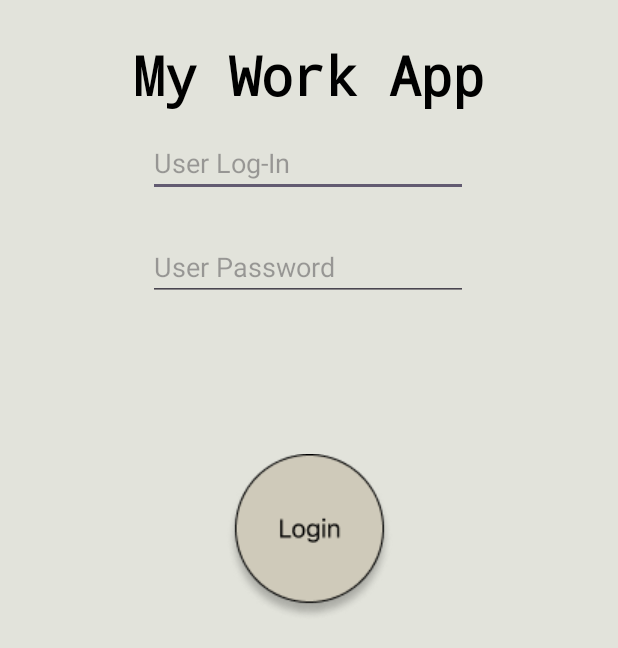
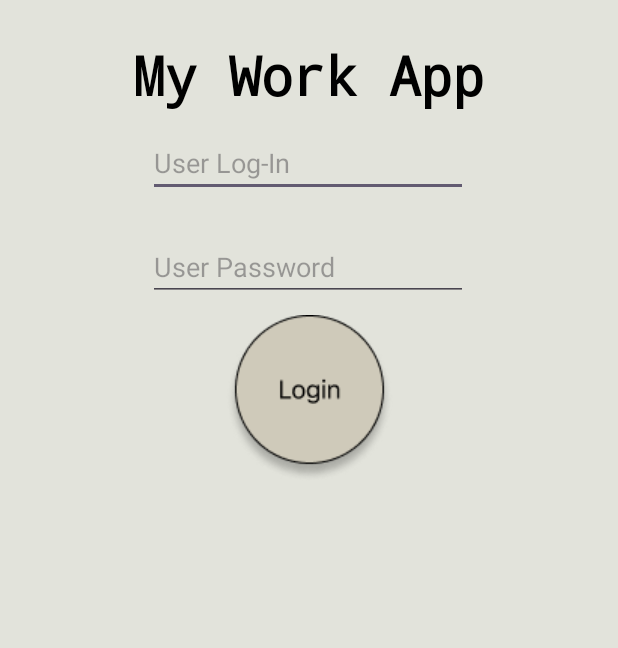
Before and after one commit to G1br0n/MeWorkApp, an Android app: the screen it shows after launch (MainActivity), after a tap on an icon or button, on a phone screen of 412 x 824 dp, the part 588-1236 px from its top. Run offline under Robolectric (Android 15) with nearby library versions, the phone set to English and light mode, and no system bars; our stand-ins replace data binding.

Commit message:
Log-In Fragment + IDs + Clean + ic_lanuncher Home Fragment + cv User + RV qualification + iv (noch nicht vertig) UserDataModel + AppRepository 13.07.2023

```diff
--- a/app/src/main/java/com/example/abschlussaufgabe/ui/LogInFragment.kt
+++ b/app/src/main/java/com/example/abschlussaufgabe/ui/LogInFragment.kt
@@ -8,13 +8,16 @@ import android.view.ViewGroup
 import android.widget.Toast
 import androidx.databinding.DataBindingUtil
 import androidx.navigation.fragment.findNavController
+import com.example.abschlussaufgabe.MainActivity
 import com.example.abschlussaufgabe.R
 import com.example.abschlussaufgabe.data.AppRepository
+import com.example.abschlussaufgabe.databinding.ActivityMainBinding
 import com.example.abschlussaufgabe.databinding.FragmentLogInBinding
 
 
 class LogInFragment : Fragment() {
     private lateinit var binding: FragmentLogInBinding
+    private lateinit var bindingActivityMain: ActivityMainBinding
 
     override fun onCreateView(
         inflater: LayoutInflater,
@@ -41,7 +44,7 @@ class LogInFragment : Fragment() {
             var isValid = false
 
             for (user in AppRepository().user.value!!) {
-                if (user.userLogIn == inputUsername && user.userPassword == inputPassword) {
+                if (user.userLogIn.lowercase() == inputUsername.lowercase() && user.userPassword == inputPassword) {
                     isValid = true
                     break
                 }
--- a/app/src/main/res/layout/activity_main.xml
+++ b/app/src/main/res/layout/activity_main.xml
@@ -7,14 +7,29 @@
 
     </data>
 
-    <androidx.fragment.app.FragmentContainerView
-
-        android:id="@+id/fragment_container_view"
-        android:name="androidx.navigation.fragment.NavHostFragment"
+    <androidx.constraintlayout.widget.ConstraintLayout
         android:layout_width="match_parent"
         android:layout_height="match_parent"
-        app:defaultNavHost="true"
-        app:navGraph="@navigation/nav_graph"/>
+        android:background="@color/back_ground"
+        >
+
+        <androidx.fragment.app.FragmentContainerView
+
+            android:id="@+id/fragment_container_view"
+            android:name="androidx.navigation.fragment.NavHostFragment"
+            android:layout_width="match_parent"
+            android:layout_height="0dp"
+            app:defaultNavHost="true"
+            app:layout_constraintEnd_toEndOf="parent"
+            app:layout_constraintHorizontal_bias="0.0"
+            app:layout_constraintStart_toStartOf="parent"
+            app:layout_constraintTop_toTopOf="parent"
+            app:navGraph="@navigation/nav_graph" />
+
+
+
+    </androidx.constraintlayout.widget.ConstraintLayout>
+
 
 
 </layout>
--- a/app/src/main/res/layout/fragment_log_in.xml
+++ b/app/src/main/res/layout/fragment_log_in.xml
@@ -63,11 +63,9 @@
                 android:layout_height="129dp"
                 android:background="@color/transparent"
                 android:src="@drawable/button_login"
-                app:layout_constraintBottom_toBottomOf="parent"
                 app:layout_constraintEnd_toEndOf="parent"
                 app:layout_constraintStart_toStartOf="parent"
-                app:layout_constraintTop_toBottomOf="@+id/ett_password"
-                app:layout_constraintVertical_bias="0.906" />
+                app:layout_constraintTop_toBottomOf="@+id/ett_password" />
 
             <TextView
                 android:id="@+id/tv_app_name"
```
Also changed, not shown: app/src/main/java/com/example/abschlussaufgabe/adapter/QualificationItemAdapter.kt (+29 -1 lines), app/src/main/res/values/ids.xml (added, +7 -0 lines), app/src/main/res/drawable/car_bar.png (added), app/src/main/res/drawable/home_bar.png (added), app/src/main/res/drawable/material_bar.png (added), app/src/main/res/drawable/more_bar.png (added), app/src/main/res/drawable/time_bar.png (added).
